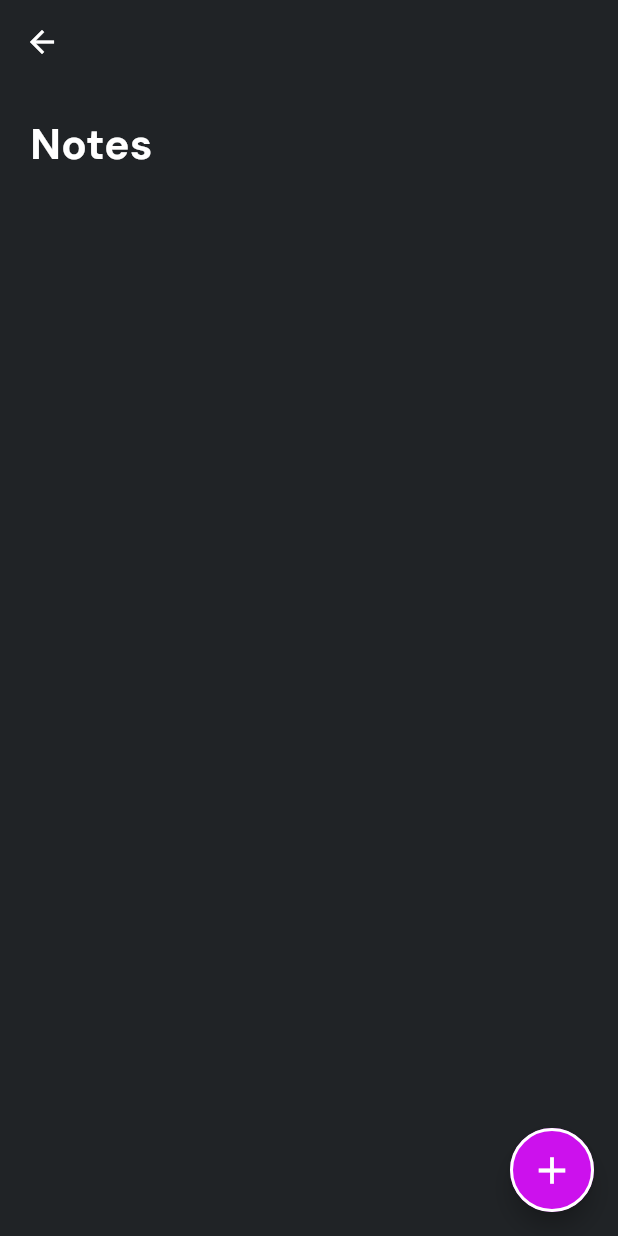
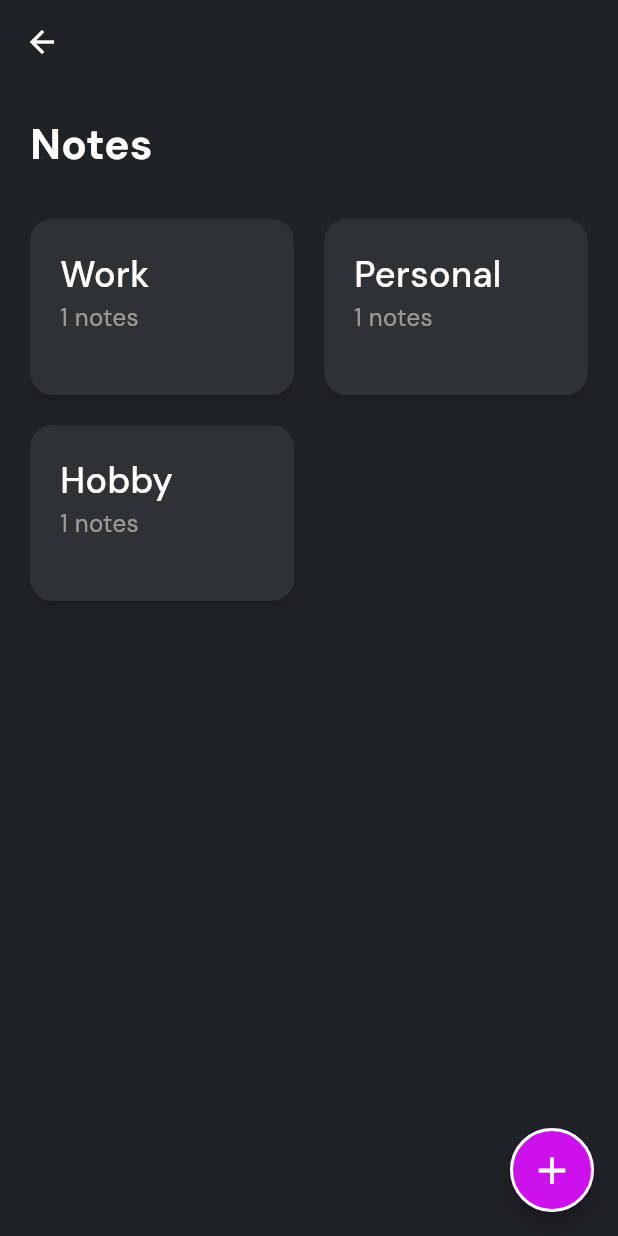
Before and after one commit to EILAKKA/notesphere, a Flutter app: the screen it shows after launch, after a tap on "Notes", on a phone screen of 412 x 824 dp. Run offline on Flutter 3.47's test engine with Material 3 defaults, Android fonts, the phone set to English and light mode, and no system bars; our stand-ins replace go_router, google_fonts, hive, hive_flutter; accounts and stored records are empty; generated files the repository leaves out were written again.

Commit message:
notes_by_category_screen

```diff
--- a/lib/screens/note_screen.dart
+++ b/lib/screens/note_screen.dart
@@ -1,8 +1,11 @@
 import 'package:flutter/material.dart';
+import 'package:notesphere/models/note_model.dart';
+import 'package:notesphere/services/note_service.dart';
 import 'package:notesphere/utils/colors.dart';
 import 'package:notesphere/utils/constants.dart';
 import 'package:notesphere/utils/router.dart';
 import 'package:notesphere/utils/text_styles.dart';
+import 'package:notesphere/widgets/notes_card.dart';
 
 class NoteScreen extends StatefulWidget {
   const NoteScreen({super.key});
@@ -12,6 +15,39 @@ class NoteScreen extends StatefulWidget {
 }
 
 class _NoteScreenState extends State<NoteScreen> {
+  final NoteService noteService = NoteService();
+  List<Note> allNotes = [];
+  Map<String, List<Note>> notesWithCategory = {};
+
+  @override
+  void initState() {
+    super.initState();
+    _checkAndCreateData();
+  }
+
+  // check weather the user is new
+  void _checkAndCreateData() async {
+    final bool isNewUser = await noteService.isNewUser();
+
+    // is the user is new create the initial notes
+    if (isNewUser) {
+      await noteService.createInitialNotes();
+    }
+    //load the notes
+    _loadNotes();
+  }
+
+  //load the notes
+  Future<void> _loadNotes() async {
+    final List<Note> loadedNotes = await noteService.loadNotes();
+    final Map<String, List<Note>> notesByCategory = noteService
+        .getNotesByCategoryMap(loadedNotes);
+    setState(() {
+      allNotes = loadedNotes;
+      notesWithCategory = notesByCategory;
+    });
+  }
+
   @override
   Widget build(BuildContext context) {
     return Scaffold(
@@ -36,7 +72,53 @@ class _NoteScreenState extends State<NoteScreen> {
       ),
       body: Padding(
         padding: EdgeInsets.all(AppConstants.eiDefaultPadding),
-        child: Column(children: [Text("Notes", style: AppTextStyles.appTitle)]),
+        child: Column(
+          crossAxisAlignment: CrossAxisAlignment.start,
+          children: [
+            Text("Notes", style: AppTextStyles.appTitle),
+            SizedBox(height: 30),
+            allNotes.isEmpty
+                ? SizedBox(
+                    height: MediaQuery.of(context).size.height * 0.5,
+                    child: Center(
+                      child: Text(
+                        "No Notes are available, please click the + button to add a new note",
+                        style: AppTextStyles.descriptionTitleLarge,
+                      ),
+                    ),
+                  )
+                : GridView.builder(
+                    physics: NeverScrollableScrollPhysics(),
+                    shrinkWrap: true,
+                    gridDelegate:
+                        const SliverGridDelegateWithFixedCrossAxisCount(
+                          crossAxisCount: 2,
+                          crossAxisSpacing: AppConstants.eiDefaultPadding,
+                          mainAxisSpacing: AppConstants.eiDefaultPadding,
+                          childAspectRatio: 6 / 4,
+                        ),
+                    itemCount: notesWithCategory.length,
+                    itemBuilder: (context, index) {
+                      return InkWell(
+                        onTap: () {
+                          // go to the note by category screen
+
+                          AppRouter.router.push(
+                            "/category",
+                            extra: notesWithCategory.keys.elementAt(index),
+                          );
+                        },
+                        child: NotesCard(
+                          noteCategory: notesWithCategory.keys.elementAt(index),
+                          noOfNotes: notesWithCategory.values
+                              .elementAt(index)
+                              .length,
+                        ),
+                      );
+                    },
+                  ),
+          ],
+        ),
       ),
     );
   }
--- /dev/null
+++ b/lib/screens/notes_by_category.dart
@@ -0,0 +1,33 @@
+import 'package:flutter/material.dart';
+import 'package:notesphere/models/note_model.dart';
+import 'package:notesphere/services/note_service.dart';
+
+class NotesByCategoryScreen extends StatefulWidget {
+  final String category;
+  const NotesByCategoryScreen({super.key, required this.category});
+
+  @override
+  State<NotesByCategoryScreen> createState() => _NotesByCategoryScreenState();
+}
+
+class _NotesByCategoryScreenState extends State<NotesByCategoryScreen> {
+  final NoteService noteService = NoteService();
+  List<Note> noteList = [];
+
+  @override
+  void initState() {
+    super.initState();
+    _loadNotesByCategory();
+  }
+
+  // load all notes by category
+  Future<void> _loadNotesByCategory() async {
+    noteList = await noteService.getNotesByCategoryNames(widget.category);
+    setState(() {});
+  }
+
+  @override
+  Widget build(BuildContext context) {
+    return Scaffold(appBar: AppBar(title: Text(widget.category)));
+  }
+}
--- /dev/null
+++ b/lib/services/note_service.dart
@@ -0,0 +1,84 @@
+import 'package:hive/hive.dart';
+import 'package:notesphere/models/note_model.dart';
+import 'package:uuid/uuid.dart';
+
+class NoteService {
+  List<Note> allNotes = [
+    Note(
+      id: const Uuid().v4(),
+      title: "Meeting Notes",
+      category: "Work",
+      content:
+          "Discussed project deadlines and deliverables. Assigned tasks to team members and set up follow-up meetings to track progress.",
+      date: DateTime.now(),
+    ),
+    Note(
+      id: const Uuid().v4(),
+      title: "Grocery List",
+      category: "Personal",
+      content:
+          "Bought milk, eggs, bread, fruits, and vegetables from the local grocery store. Also added some snacks for the week.",
+      date: DateTime.now(),
+    ),
+    Note(
+      id: const Uuid().v4(),
+      title: "Book Recommendations",
+      category: "Hobby",
+      content:
+          "Recently read 'Sapiens' by Yuval Noah Harari, which offered fascinating insights into the history of humankind. Also enjoyed 'Atomic Habits' by James Clear, a practical guide to building good habits and breaking bad ones.",
+      date: DateTime.now(),
+    ),
+  ];
+  // Create the database reference for notes
+  final _myBox = Hive.box('notes');
+
+  // check weather the user is new user
+  Future<bool> isNewUser() async {
+    return _myBox.isEmpty;
+  }
+
+  // Method to create the initial notes if the box is empty
+  Future<void> createInitialNotes() async {
+    if (_myBox.isEmpty) {
+      await _myBox.put("notes", allNotes);
+    }
+  }
+
+  // Method to load the notes
+  Future<List<Note>> loadNotes() async {
+    final dynamic notes = _myBox.get("notes");
+
+    if (notes != null && notes is List<dynamic>) {
+      return notes.cast<Note>().toList();
+    }
+    return [];
+  }
+
+  //loop througn all notes and create an object where the key is the category and the value is the notes in that category
+
+  Map<String, List<Note>> getNotesByCategoryMap(List<Note> allNotes) {
+    final Map<String, List<Note>> notesByCategory = {};
+    for (final note in allNotes) {
+      if (notesByCategory.containsKey(note.category)) {
+        notesByCategory[note.category]!.add(note);
+      } else {
+        notesByCategory[note.category] = [note];
+      }
+    }
+    return notesByCategory;
+  }
+
+  // Method to get the notes according to the category
+  Future<List<Note>> getNotesByCategoryNames(String category) async {
+    //get all notes from the box
+    final dynamic allNotes = await _myBox.get("notes");
+    final List<Note> notes = [];
+    for (final note in allNotes) {
+      if (note.category == category) {
+        notes.add(note);
+      }
+    }
+
+    return notes;
+  }
+}
--- /dev/null
+++ b/lib/services/todo_service.dart
@@ -0,0 +1,24 @@
+import 'package:notesphere/models/todo_model.dart';
+
+class TodoService {
+  List<ToDo> todos = [
+    ToDo(
+      title: "Read a Book",
+      date: DateTime.now(),
+      time: DateTime.now(),
+      isDone: true,
+    ),
+    ToDo(
+      title: "Go for a Walk",
+      date: DateTime.now(),
+      time: DateTime.now(),
+      isDone: false,
+    ),
+    ToDo(
+      title: "Complete Assignment",
+      date: DateTime.now(),
+      time: DateTime.now(),
+      isDone: false,
+    ),
+  ];
+}
--- a/lib/utils/router.dart
+++ b/lib/utils/router.dart
@@ -2,6 +2,7 @@ import 'package:flutter/widgets.dart';
 import 'package:go_router/go_router.dart';
 import 'package:notesphere/screens/home_screen.dart';
 import 'package:notesphere/screens/note_screen.dart';
+import 'package:notesphere/screens/notes_by_category.dart';
 import 'package:notesphere/screens/todo_screen.dart';
 
 class AppRouter {
@@ -35,6 +36,15 @@ class AppRouter {
           return const TodoScreen();
         },
       ),
+
+      // notes by category page
+      GoRoute(
+        path: "/category",
+        builder: (context, state) {
+          final String category = state.extra as String;
+          return NotesByCategoryScreen(category: category);
+        },
+      ),
     ],
   );
 }
--- /dev/null
+++ b/lib/widgets/notes_card.dart
@@ -0,0 +1,43 @@
+import 'package:flutter/material.dart';
+import 'package:notesphere/utils/colors.dart';
+import 'package:notesphere/utils/constants.dart';
+import 'package:notesphere/utils/text_styles.dart';
+
+class NotesCard extends StatelessWidget {
+  final String noteCategory;
+  final int noOfNotes;
+  const NotesCard({
+    super.key,
+    required this.noteCategory,
+    required this.noOfNotes,
+  });
+
+  @override
+  Widget build(BuildContext context) {
+    return Container(
+      padding: EdgeInsets.all(AppConstants.eiDefaultPadding),
+      decoration: BoxDecoration(
+        color: EiAppColors.eiCardColor,
+        borderRadius: BorderRadius.circular(15),
+        boxShadow: [
+          BoxShadow(color: Colors.black12, blurRadius: 2, offset: Offset(0, 5)),
+        ],
+      ),
+      child: Column(
+        crossAxisAlignment: CrossAxisAlignment.start,
+        children: [
+          Text(
+            noteCategory,
+            style: AppTextStyles.subTitle.copyWith(fontWeight: FontWeight.w500),
+          ),
+          Text(
+            '$noOfNotes notes',
+            style: AppTextStyles.appBody.copyWith(
+              color: EiAppColors.eiWhite.withValues(alpha: 0.5),
+            ),
+          ),
+        ],
+      ),
+    );
+  }
+}
```
